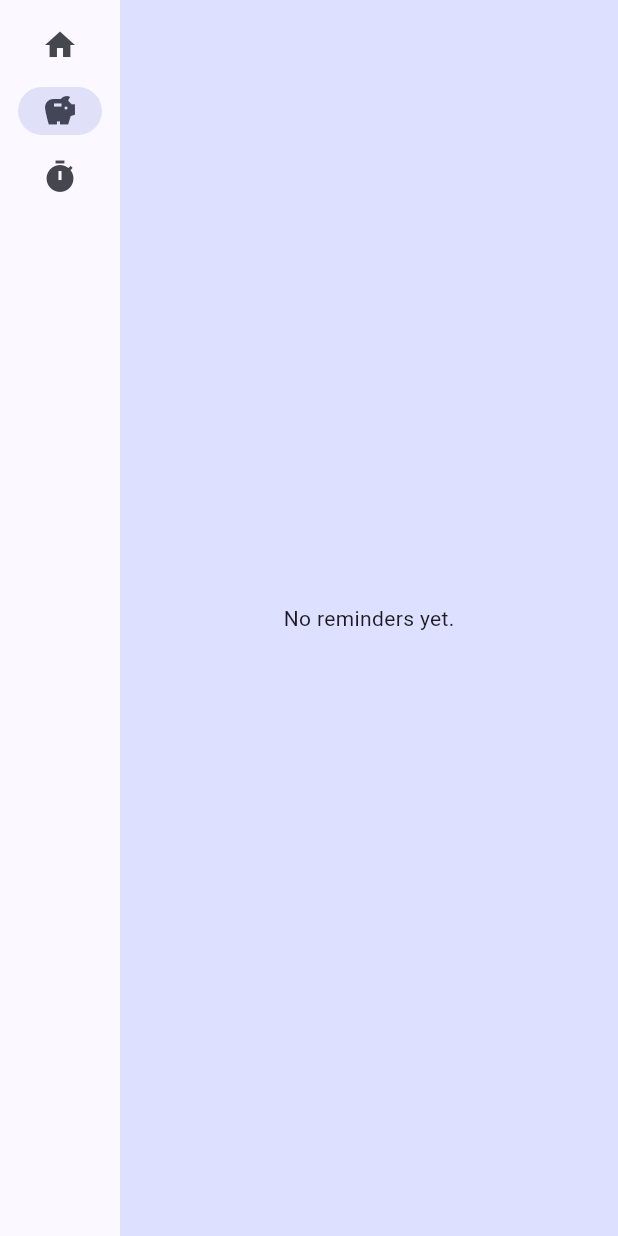
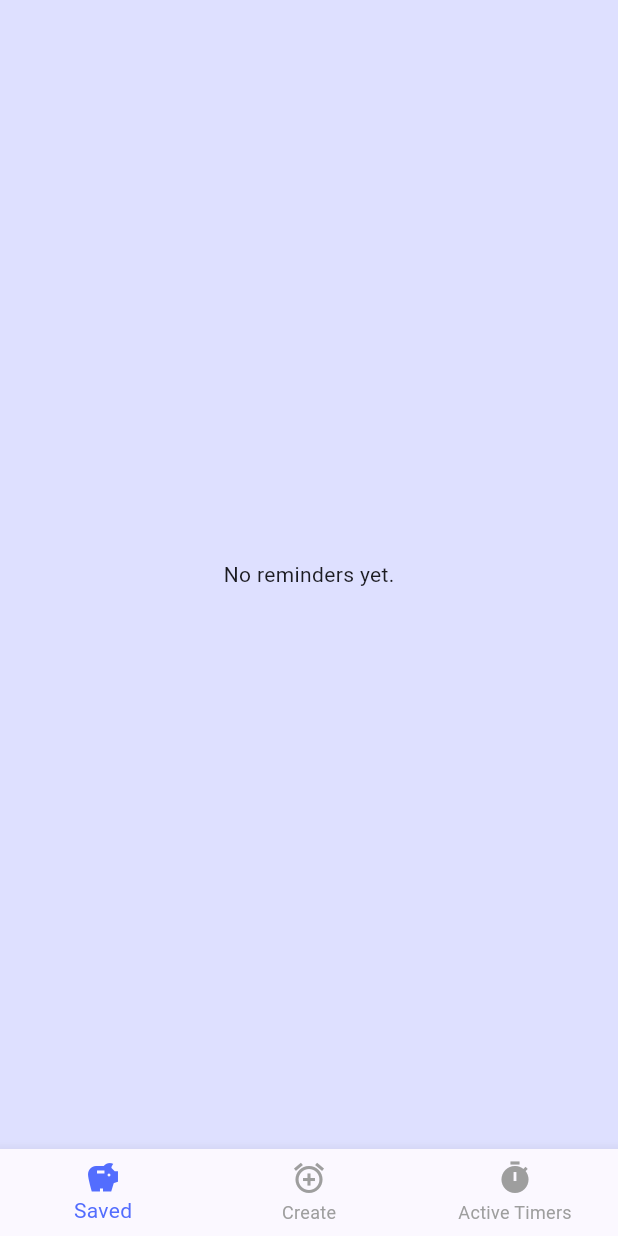
Before and after one commit to generatorrr/reminder_timer, a Flutter app: the screen it shows after launch, on a phone screen of 412 x 824 dp. Run offline on Flutter 3.47's test engine with Material 2 defaults, Android fonts, the phone set to English and light mode, and no system bars; our stand-ins replace flutter_local_notifications, sqflite, timezone; missing offline and left inert: android_alarm_manager_plus; accounts and stored records are empty.

Commit message:
Fix some styles. Android alarm manager is the best choice, but android system threads works like shit anyway ,_)

```diff
--- a/lib/page/favourites_page.dart
+++ b/lib/page/favourites_page.dart
@@ -28,10 +28,15 @@ class FavouritesPage extends StatelessWidget {
                 '${savedTimers.length} favorites:'),
           ),
           for (var timer in savedTimers)
-            ListTile(
-              leading: ElevatedButton.icon(
-                onPressed: () =>
-                    Navigator.push(
+            Container(
+              decoration: BoxDecoration(
+                  border: Border(
+                bottom: BorderSide(width: 1, color: Colors.black.withOpacity(0.2)),
+              )),
+              child: Row(
+                children: <Widget>[
+                  ElevatedButton.icon(
+                    onPressed: () => Navigator.push(
                         context,
                         MaterialPageRoute(
                             builder: (context) =>
@@ -39,21 +44,39 @@ class FavouritesPage extends StatelessWidget {
                     icon: Icon(Icons.edit),
                     label: Text(''),
                   ),
-              title: Text(timer.name),
-              trailing: ElevatedButton.icon(
-                onPressed: () =>
-                {
-                  appState.addActiveTimer(ActiveTimer(timer, timer.interval)),
+                  SizedBox(
+                    width: 10,
+                  ),
+                  ElevatedButton.icon(
+                    onPressed: () => {
+                      appState
+                          .addActiveTimer(ActiveTimer(timer, timer.interval)),
                       Navigator.push(
                           context,
                           MaterialPageRoute(
-                          builder: (context) =>
-                              MyHomePage.goToPage(2)))
+                              builder: (context) => MyHomePage.goToPage(2)))
                     },
                     icon: Icon(Icons.start),
-                label: Text('Start timer'),
+                    label: Text(''),
                   ),
+                  SizedBox(
+                    width: 10,
                   ),
+                  Expanded(
+                    child: Wrap(
+                      children: [
+                        Text(
+                          timer.name,
+                          softWrap: true,
+                          style: TextStyle(
+                              fontSize: 30, fontWeight: FontWeight.w400),
+                        )
+                      ],
+                    ),
+                  )
+                ],
+              ),
+            )
         ],
       ),
     );
--- a/lib/page/home_page.dart
+++ b/lib/page/home_page.dart
@@ -12,17 +12,17 @@ class MyHomePage extends StatefulWidget {
 
   MyHomePage() {
     timer = TimerEntity(name: '', description: '', interval: 0);
-    selectedIndex = 1;
+    selectedIndex = 0;
   }
 
   MyHomePage.goToPage(this.selectedIndex) {
     timer ??= TimerEntity(name: '', description: '', interval: 0);
-    selectedIndex ??= 1;
+    selectedIndex ??= 0;
   }
 
   MyHomePage.allArgsConstructor(this.timer, this.selectedIndex) {
     timer ??= TimerEntity(name: '', description: '', interval: 0);
-    selectedIndex ??= 1;
+    selectedIndex ??= 0;
   }
   @override
   State<MyHomePage> createState() => _MyHomePageState(selectedIndex!, timer!);
@@ -30,7 +30,7 @@ class MyHomePage extends StatefulWidget {
 
 class _MyHomePageState extends State<MyHomePage> {
 
-  int selectedIndex = 1;
+  int selectedIndex = 0;
   TimerEntity timer;
 
 
@@ -43,39 +43,38 @@ class _MyHomePageState extends State<MyHomePage> {
     return LayoutBuilder(
         builder: (context, constraints) {
           return Scaffold(
-            body: Row(
+            body: Column(
               children: [
-                SafeArea(
-                  child: NavigationRail(
-                    extended: constraints.maxWidth >= 600,
-                    destinations: [
-                      NavigationRailDestination(
-                        icon: Icon(Icons.home),
-                        label: Text('Home'),
+                Expanded(
+                  child: Container(
+                    color: Theme.of(context).colorScheme.primaryContainer,
+                    child: page,
                   ),
-                      NavigationRailDestination(
+                ),
+                BottomNavigationBar(
+                  items: [
+                    BottomNavigationBarItem(
                       icon: Icon(Icons.savings_sharp),
-                        label: Text('Saved'),
+                      label: 'Saved',
                     ),
-                      NavigationRailDestination(
+                    BottomNavigationBarItem(
+                      icon: Icon(Icons.add_alarm_outlined),
+                      label: 'Create',
+                    ),
+                    BottomNavigationBarItem(
                       icon: Icon(Icons.timer),
-                        label: Text('Active Timers'),
+                      label: 'Active Timers',
                     ),
                   ],
-                    selectedIndex: selectedIndex,
-                    onDestinationSelected: (value) {
+                  unselectedItemColor: Colors.grey,
+                  selectedItemColor: Colors.indigoAccent,
+                  currentIndex: selectedIndex,
+                  onTap: (value) {
 
                     setState(() {
                       selectedIndex = value;
                     });
                   },
-                  ),
-                ),
-                Expanded(
-                  child: Container(
-                    color: Theme.of(context).colorScheme.primaryContainer,
-                    child: page,
-                  ),
                 ),
               ],
             ),
@@ -88,10 +87,10 @@ class _MyHomePageState extends State<MyHomePage> {
     Widget page;
     switch (selectedIndex) {
       case 0:
-        page = TimerCreationPage(timer);
+        page = FavouritesPage();
         break;
       case 1:
-        page = FavouritesPage();
+        page = TimerCreationPage(timer);
         break;
       case 2:
         page = ActiveTimersPage();
--- a/lib/widget/big_card_widget.dart
+++ b/lib/widget/big_card_widget.dart
@@ -33,7 +33,7 @@ class _BigCardState extends State<BigCard> {
         children: [
           Text('Set up your timer'),
           Card(
-            color: Colors.cyan[100],
+            color: Theme.of(context).colorScheme.primaryContainer,
             child: Padding(
                 padding: const EdgeInsets.all(50.0),
                 child: Column(
@@ -117,6 +117,7 @@ class _BigCardState extends State<BigCard> {
                     ? Icon(Icons.update)
                     : Icon(Icons.save_rounded),
                 label: Text(widget.timer?.id != null ? 'Update' : 'Save'),
+
               ),
               SizedBox(width: 10),
               ElevatedButton.icon(
--- a/lib/widget/count_down_timer_widget.dart
+++ b/lib/widget/count_down_timer_widget.dart
@@ -43,7 +43,7 @@ class _CountDownTimerState extends State<CountDownTimer>
     super.initState();
     controller = AnimationController(
       vsync: this,
-      duration: Duration(seconds: timerEntity.interval),
+      duration: Duration(minutes: timerEntity.interval),
     );
   }
 
@@ -125,7 +125,7 @@ class _CountDownTimerState extends State<CountDownTimer>
                                     controller.reset();
                                   } else {
                                     AndroidAlarmManager.periodic(
-                                        Duration(seconds: timerEntity.interval),
+                                        Duration(minutes: timerEntity.interval),
                                         timerEntity.id!,
                                         showNotification,
                                         allowWhileIdle: true, wakeup: true);
```
Also changed, not shown: 1 other file. Lines whose indentation alone changed are shown as unchanged.
